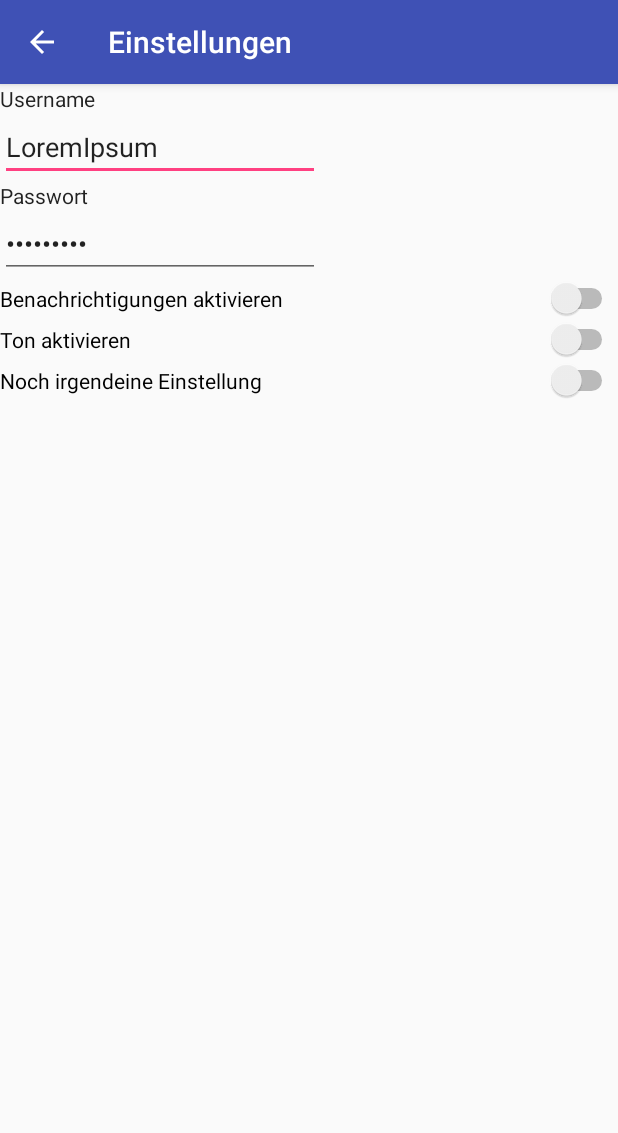
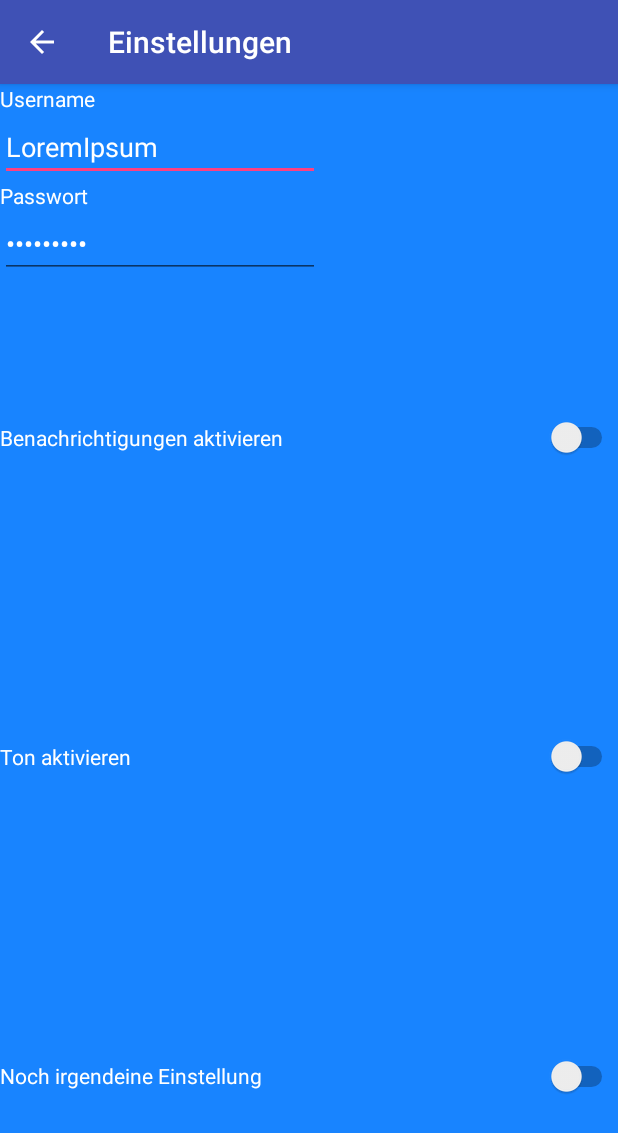
Before and after one commit to trishayser/hearme, an Android app: the SettingsActivity screen opened directly, with no data from a screen before it, on a phone screen of 412 x 824 dp. Shown: the top 1133 px of the screen. Run offline under Robolectric (Android 15) with nearby library versions, the phone set to English and light mode, and no system bars.

Commit message:
settings activity changes (ich teste paar sachen)

```diff
--- a/app/src/main/res/layout/settings_activity.xml
+++ b/app/src/main/res/layout/settings_activity.xml
@@ -1,6 +1,8 @@
 <?xml version="1.0" encoding="utf-8"?>
 <LinearLayout xmlns:android="http://schemas.android.com/apk/res/android"
-    android:orientation="vertical" android:layout_width="match_parent"
+    android:orientation="vertical"
+    android:background="@color/mycolor"
+    android:layout_width="match_parent"
     android:layout_height="match_parent">
 
     <LinearLayout
@@ -15,6 +17,7 @@
             android:layout_height="wrap_content"
             android:layout_weight="1"
             android:text="Username"
+            android:textColor="@color/white"
             android:textAppearance="@style/TextAppearance.AppCompat" />
 
         <EditText
@@ -23,6 +26,7 @@
             android:layout_height="wrap_content"
             android:layout_weight="1"
             android:ems="10"
+            android:textColor="@color/white"
             android:inputType="textPersonName"
             android:text="LoremIpsum" />
 
@@ -31,6 +35,7 @@
             android:layout_width="wrap_content"
             android:layout_height="wrap_content"
             android:layout_weight="1"
+            android:textColor="@color/white"
             android:text="Passwort"
             android:textAppearance="@style/TextAppearance.AppCompat" />
 
@@ -39,15 +44,18 @@
             android:layout_width="wrap_content"
             android:layout_height="wrap_content"
             android:layout_weight="1"
+            android:textColor="@color/white"
             android:ems="10"
             android:inputType="textPassword"
             android:text="blablabla" />
+</LinearLayout>
 
         <Switch
             android:id="@+id/switch2"
             android:layout_width="match_parent"
             android:layout_height="wrap_content"
             android:layout_weight="1"
+            android:textColor="@color/white"
             android:text="Benachrichtigungen aktivieren" />
 
         <Switch
@@ -55,6 +63,7 @@
             android:layout_width="match_parent"
             android:layout_height="wrap_content"
             android:layout_weight="1"
+            android:textColor="@color/white"
             android:text="Ton aktivieren" />
 
         <Switch
@@ -62,7 +71,7 @@
             android:layout_width="match_parent"
             android:layout_height="wrap_content"
             android:layout_weight="1"
+            android:textColor="@color/white"
             android:text="Noch irgendeine Einstellung" />
 
-    </LinearLayout>
 </LinearLayout>
--- a/app/src/main/res/values/colors.xml
+++ b/app/src/main/res/values/colors.xml
@@ -8,7 +8,7 @@
     <color name="kultur">#009de0</color>
     <color name="party">#f49401</color>
 
-    <color name="titel">#FFFFFF</color>
+    <color name="white">#FFFFFF</color>
     <color name="ratingbar">#D92B2A</color>
     <color name="transparent">#000000</color>
 
```
